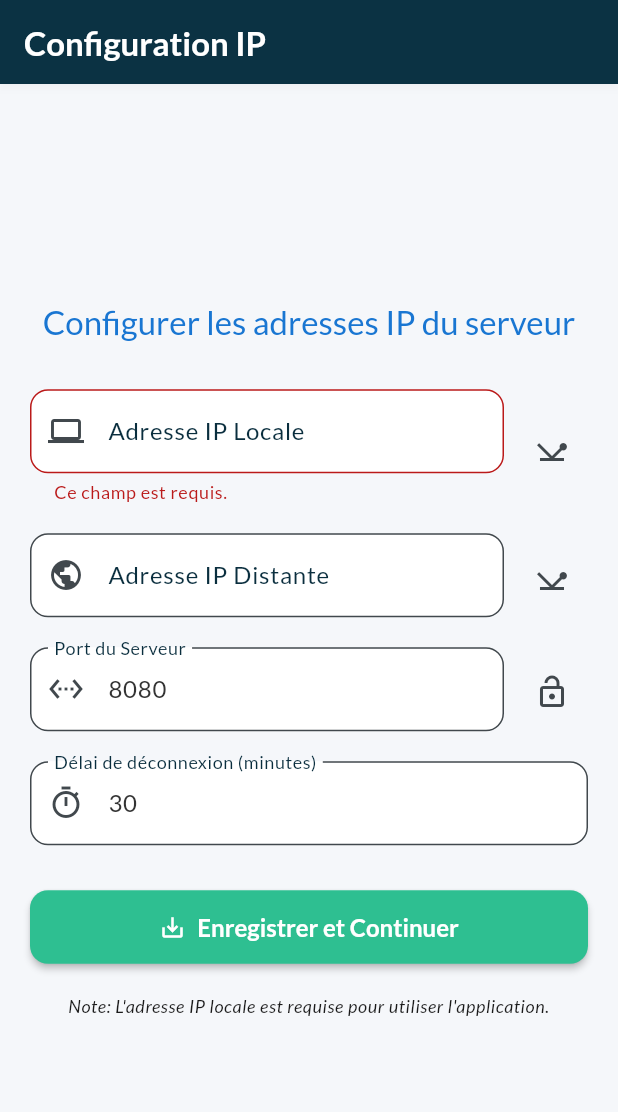
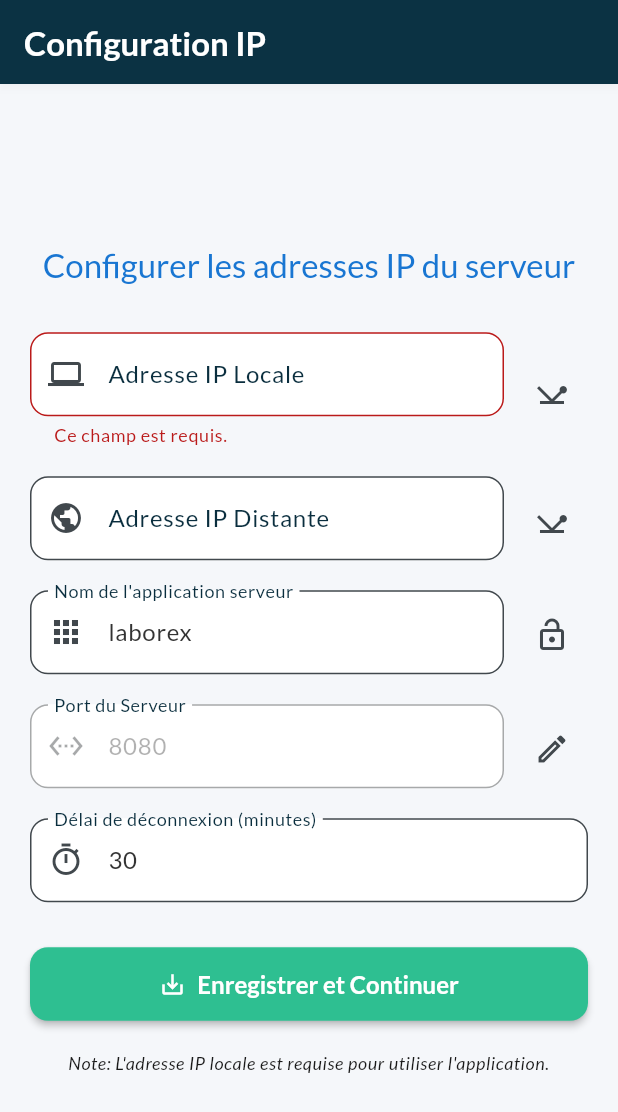
Before and after one commit to airm5500/prestige_app, a Flutter app: the screen it shows after launch, after a tap on the "edit" icon, after a tap on "Enregistrer et Continuer", on a phone screen of 412 x 824 dp. Shown: the top 1112 px of the screen. Run offline on Flutter 3.47's test engine with Material 3 defaults, Android fonts, the light colour scheme and no system bars; our stand-ins replace fl_chart, google_fonts, pdf, printing, shared_preferences; accounts and stored records are empty; network calls fail.

```diff
--- a/lib/providers/ip_config_provider.dart
+++ b/lib/providers/ip_config_provider.dart
@@ -13,6 +13,7 @@ class IpConfigProvider with ChangeNotifier {
   String _port = AppConstants.defaultPort;
   int _sessionTimeout = AppConstants.defaultSessionTimeout;
   bool _isAppConfigured = false;
+  String _appName = AppConstants.defaultAppName; // AJOUT
 
   String get localIp => _localIp;
   String get remoteIp => _remoteIp;
@@ -20,13 +21,15 @@ class IpConfigProvider with ChangeNotifier {
   String get port => _port;
   int get sessionTimeout => _sessionTimeout;
   bool get isAppConfigured => _isAppConfigured;
+  String get appName => _appName; // AJOUT
 
+  // CORRECTION: L'URL est maintenant construite dynamiquement
   String get activeBaseUrl {
     final ip = _useLocalIp ? _localIp : _remoteIp;
-    if (ip.isEmpty || (ip == AppConstants.defaultLocalIp && !_useLocalIp) || (ip == AppConstants.defaultRemoteIp && _useLocalIp)) {
-      return 'http://0.0.0.0:$_port${AppConstants.apiBasePath}';
+    if (ip.isEmpty) {
+      return 'http://0.0.0.0:$_port/$_appName${AppConstants.apiBasePath}';
     }
-    return 'http://$ip:$_port${AppConstants.apiBasePath}';
+    return 'http://$ip:$_port/$_appName${AppConstants.apiBasePath}';
   }
 
   IpConfigProvider() {
@@ -41,22 +44,21 @@ class IpConfigProvider with ChangeNotifier {
     _port = settings['port'] ?? AppConstants.defaultPort;
     _sessionTimeout = settings['sessionTimeout'] ?? AppConstants.defaultSessionTimeout;
     _isAppConfigured = settings['isConfigured'] ?? false;
+    _appName = settings['appName'] ?? AppConstants.defaultAppName; // AJOUT
     notifyListeners();
   }
 
-  Future<void> updateSettings(String newLocalIp, String newRemoteIp, String newPort, int newTimeout) async {
+  Future<void> updateSettings(String newLocalIp, String newRemoteIp, String newPort, int newTimeout, String newAppName) async {
     _localIp = newLocalIp.isNotEmpty ? newLocalIp : AppConstants.defaultLocalIp;
     _remoteIp = newRemoteIp.isNotEmpty ? newRemoteIp : AppConstants.defaultRemoteIp;
     _port = newPort.isNotEmpty ? newPort : AppConstants.defaultPort;
     _sessionTimeout = newTimeout;
     _isAppConfigured = true;
+    _appName = newAppName.isNotEmpty ? newAppName : AppConstants.defaultAppName; // AJOUT
 
     await _storageService.saveAllSettings(
-      localIp: _localIp,
-      remoteIp: _remoteIp,
-      port: _port,
-      useLocal: _useLocalIp,
-      sessionTimeout: _sessionTimeout,
+      localIp: _localIp, remoteIp: _remoteIp, port: _port,
+      useLocal: _useLocalIp, sessionTimeout: _sessionTimeout, appName: _appName,
     );
     notifyListeners();
   }
--- a/lib/screens/settings_screen.dart
+++ b/lib/screens/settings_screen.dart
@@ -19,11 +19,13 @@ class _SettingsScreenState extends State<SettingsScreen> {
   late TextEditingController _remoteIpController;
   late TextEditingController _portController;
   late TextEditingController _timeoutController;
+  late TextEditingController _appNameController;
   bool _isLoading = false;
 
   bool _isPingingLocal = false;
   bool _isPingingRemote = false;
   bool _isPortEditable = false;
+  bool _isAppNameEditable = false;
 
   String? _localPingMessage;
   bool? _localPingSuccess;
@@ -34,10 +36,11 @@ class _SettingsScreenState extends State<SettingsScreen> {
   void initState() {
     super.initState();
     final ipProvider = Provider.of<IpConfigProvider>(context, listen: false);
-    _localIpController = TextEditingController(text: ipProvider.localIp == AppConstants.defaultLocalIp ? '' : ipProvider.localIp);
-    _remoteIpController = TextEditingController(text: ipProvider.remoteIp == AppConstants.defaultRemoteIp ? '' : ipProvider.remoteIp);
+    _localIpController = TextEditingController(text: ipProvider.localIp);
+    _remoteIpController = TextEditingController(text: ipProvider.remoteIp);
     _portController = TextEditingController(text: ipProvider.port);
     _timeoutController = TextEditingController(text: ipProvider.sessionTimeout.toString());
+    _appNameController = TextEditingController(text: ipProvider.appName);
   }
 
   @override
@@ -46,6 +49,7 @@ class _SettingsScreenState extends State<SettingsScreen> {
     _remoteIpController.dispose();
     _portController.dispose();
     _timeoutController.dispose();
+    _appNameController.dispose();
     super.dispose();
   }
 
@@ -54,23 +58,19 @@ class _SettingsScreenState extends State<SettingsScreen> {
     final ipToTest = isLocal ? _localIpController.text.trim() : _remoteIpController.text.trim();
 
     if (ipToTest.isEmpty) {
-      if (mounted) {
-        setState(() {
+      if (mounted) setState(() {
         if (isLocal) { _localPingMessage = 'Champ vide.'; _localPingSuccess = false; }
         else { _remotePingMessage = 'Champ vide.'; _remotePingSuccess = false; }
       });
-      }
       return;
     }
 
-    if (mounted) {
-      setState(() {
+    if (mounted) setState(() {
       if (isLocal) { _isPingingLocal = true; _localPingMessage = 'Test en cours...'; _localPingSuccess = null; }
       else { _isPingingRemote = true; _remotePingMessage = 'Test en cours...'; _remotePingSuccess = null; }
     });
-    }
 
-    final success = await ApiService.ping(ipToTest, _portController.text.trim());
+    final success = await ApiService.ping(ipToTest, _portController.text.trim(), _appNameController.text.trim());
 
     if (mounted) {
       setState(() {
@@ -88,14 +88,9 @@ class _SettingsScreenState extends State<SettingsScreen> {
       final navigator = Navigator.of(context);
       final scaffoldMessenger = ScaffoldMessenger.of(context);
 
-      // Logique de ping automatique
       List<Future> pingTasks = [];
-      if (_localIpController.text.trim().isNotEmpty) {
-        pingTasks.add(_handlePing(true));
-      }
-      if (_remoteIpController.text.trim().isNotEmpty) {
-        pingTasks.add(_handlePing(false));
-      }
+      if (_localIpController.text.trim().isNotEmpty) pingTasks.add(_handlePing(true));
+      if (_remoteIpController.text.trim().isNotEmpty) pingTasks.add(_handlePing(false));
       await Future.wait(pingTasks);
 
       try {
@@ -104,6 +99,7 @@ class _SettingsScreenState extends State<SettingsScreen> {
           _remoteIpController.text.trim(),
           _portController.text.trim(),
           int.tryParse(_timeoutController.text.trim()) ?? AppConstants.defaultSessionTimeout,
+          _appNameController.text.trim(),
         );
 
         scaffoldMessenger.showSnackBar(const SnackBar(content: Text('Configuration enregistrée avec succès.'), backgroundColor: Colors.green));
@@ -122,18 +118,93 @@ class _SettingsScreenState extends State<SettingsScreen> {
     }
   }
 
-  // CORRECTION: Ce widget était manquant dans la version précédente.
-  Widget _buildIpInputRow({
-    required TextEditingController controller,
-    required String labelText,
-    required String hintText,
-    required IconData icon,
-    required bool isPinging,
-    required String? pingMessage,
-    required bool? pingSuccess,
-    required VoidCallback onPing,
-    bool isRemote = false,
-  }) {
+  @override
+  Widget build(BuildContext context) {
+    final theme = Theme.of(context);
+    final canPop = Navigator.canPop(context);
+
+    return Scaffold(
+      appBar: AppBar(title: const Text('Configuration IP'), automaticallyImplyLeading: canPop),
+      body: Center(
+        child: SingleChildScrollView(
+          padding: const EdgeInsets.all(20.0),
+          child: Form(
+            key: _formKey,
+            child: Column(
+              mainAxisAlignment: MainAxisAlignment.center,
+              crossAxisAlignment: CrossAxisAlignment.stretch,
+              children: <Widget>[
+                Text('Configurer les adresses IP du serveur', style: theme.textTheme.titleLarge?.copyWith(color: theme.primaryColorDark), textAlign: TextAlign.center),
+                const SizedBox(height: 30),
+                _buildIpInputRow(controller: _localIpController, labelText: 'Adresse IP Locale', hintText: 'ex: 192.168.1.100', icon: Icons.computer, isPinging: _isPingingLocal, pingMessage: _localPingMessage, pingSuccess: _localPingSuccess, onPing: () => _handlePing(true)),
+                const SizedBox(height: 20),
+                _buildIpInputRow(controller: _remoteIpController, labelText: 'Adresse IP Distante', hintText: 'ex: example.com', icon: Icons.public, isPinging: _isPingingRemote, pingMessage: _remotePingMessage, pingSuccess: _remotePingSuccess, onPing: () => _handlePing(false), isRemote: true),
+                const SizedBox(height: 20),
+
+                Row(
+                  crossAxisAlignment: CrossAxisAlignment.start,
+                  children: [
+                    Expanded(
+                      child: TextFormField(
+                        controller: _appNameController,
+                        enabled: _isAppNameEditable,
+                        decoration: const InputDecoration(labelText: 'Nom de l\'application serveur', prefixIcon: Icon(Icons.apps)),
+                        validator: (value) => (value == null || value.trim().isEmpty) ? 'Le nom est requis.' : null,
+                      ),
+                    ),
+                    const SizedBox(width: 8),
+                    IconButton(icon: Icon(_isAppNameEditable ? Icons.lock_open_outlined : Icons.edit_outlined), tooltip: 'Modifier le nom', onPressed: () => setState(() => _isAppNameEditable = !_isAppNameEditable), padding: const EdgeInsets.only(top: 12)),
+                  ],
+                ),
+                const SizedBox(height: 20),
+
+                Row(
+                  crossAxisAlignment: CrossAxisAlignment.start,
+                  children: [
+                    Expanded(
+                      child: TextFormField(
+                        controller: _portController,
+                        enabled: _isPortEditable,
+                        decoration: const InputDecoration(labelText: 'Port du Serveur', prefixIcon: Icon(Icons.settings_ethernet)),
+                        keyboardType: TextInputType.number,
+                        validator: (value) {
+                          if (value == null || value.trim().isEmpty) return 'Le port est requis.';
+                          if (int.tryParse(value.trim()) == null) return 'Port invalide.';
+                          return null;
+                        },
+                      ),
+                    ),
+                    const SizedBox(width: 8),
+                    IconButton(icon: Icon(_isPortEditable ? Icons.lock_open_outlined : Icons.edit_outlined), tooltip: _isPortEditable ? 'Verrouiller le port' : 'Modifier le port', onPressed: () => setState(() => _isPortEditable = !_isPortEditable), padding: const EdgeInsets.only(top: 12)),
+                  ],
+                ),
+                const SizedBox(height: 20),
+
+                TextFormField(
+                  controller: _timeoutController,
+                  decoration: const InputDecoration(labelText: 'Délai de déconnexion (minutes)', prefixIcon: Icon(Icons.timer_outlined)),
+                  keyboardType: TextInputType.number,
+                  validator: (value) {
+                    if (value == null || value.trim().isEmpty) return 'Le délai est requis.';
+                    if (int.tryParse(value.trim()) == null) return 'Valeur invalide.';
+                    return null;
+                  },
+                ),
+                const SizedBox(height: 30),
+                _isLoading
+                    ? const Center(child: CircularProgressIndicator())
+                    : ElevatedButton.icon(icon: const Icon(Icons.save_alt_outlined), label: Text(canPop ? 'Enregistrer' : 'Enregistrer et Continuer'), onPressed: _saveSettings, style: theme.elevatedButtonTheme.style?.copyWith(padding: MaterialStateProperty.all(const EdgeInsets.symmetric(vertical: 15)))),
+                const SizedBox(height: 20),
+                Text('Note: L\'adresse IP locale est requise pour utiliser l\'application.', style: theme.textTheme.bodySmall?.copyWith(fontStyle: FontStyle.italic), textAlign: TextAlign.center),
+              ],
+            ),
+          ),
+        ),
+      ),
+    );
+  }
+
+  Widget _buildIpInputRow({required TextEditingController controller, required String labelText, required String hintText, required IconData icon, required bool isPinging, required String? pingMessage, required bool? pingSuccess, required VoidCallback onPing, bool isRemote = false}) {
     return Column(
       crossAxisAlignment: CrossAxisAlignment.start,
       children: [
@@ -143,11 +214,7 @@ class _SettingsScreenState extends State<SettingsScreen> {
             Expanded(
               child: TextFormField(
                 controller: controller,
-                decoration: InputDecoration(
-                  labelText: labelText,
-                  hintText: hintText,
-                  prefixIcon: Icon(icon),
-                ),
+                decoration: InputDecoration(labelText: labelText, hintText: hintText, prefixIcon: Icon(icon)),
                 keyboardType: TextInputType.url,
                 validator: (value) {
                   if (!isRemote && (value == null || value.trim().isEmpty)) {
@@ -159,23 +226,13 @@ class _SettingsScreenState extends State<SettingsScreen> {
             ),
             const SizedBox(width: 8),
             isPinging
-                ? const Padding(
-              padding: EdgeInsets.all(12.0),
-              child: SizedBox(height: 24, width: 24, child: CircularProgressIndicator(strokeWidth: 2.5)),
-            )
-                : IconButton(
-              icon: const Icon(Icons.network_ping),
-              tooltip: 'Tester la connexion',
-              onPressed: onPing,
-              padding: const EdgeInsets.only(top: 8),
-            ),
+                ? const Padding(padding: EdgeInsets.all(12.0), child: SizedBox(height: 24, width: 24, child: CircularProgressIndicator(strokeWidth: 2.5)))
+                : IconButton(icon: const Icon(Icons.network_ping), tooltip: 'Tester la connexion', onPressed: onPing, padding: const EdgeInsets.only(top: 8)),
           ],
         ),
         AnimatedSwitcher(
           duration: const Duration(milliseconds: 300),
-          transitionBuilder: (child, animation) {
-            return FadeTransition(opacity: animation, child: child);
-          },
+          transitionBuilder: (child, animation) => FadeTransition(opacity: animation, child: child),
           child: (pingMessage != null)
               ? Padding(
             key: ValueKey<String>(pingMessage),
@@ -183,9 +240,7 @@ class _SettingsScreenState extends State<SettingsScreen> {
             child: Text(
               pingMessage,
               style: TextStyle(
-                color: (pingSuccess == null)
-                    ? Colors.grey.shade600
-                    : (pingSuccess == true ? Colors.green.shade700 : Colors.red.shade700),
+                color: (pingSuccess == null) ? Colors.grey.shade600 : (pingSuccess == true ? Colors.green.shade700 : Colors.red.shade700),
                 fontWeight: FontWeight.bold,
               ),
             ),
@@ -195,119 +250,4 @@ class _SettingsScreenState extends State<SettingsScreen> {
       ],
     );
   }
-
-  @override
-  Widget build(BuildContext context) {
-    final theme = Theme.of(context);
-    final canPop = Navigator.canPop(context);
-
-    return Scaffold(
-      appBar: AppBar(
-        title: const Text('Configuration IP'),
-        automaticallyImplyLeading: canPop,
-      ),
-      body: Center(
-        child: SingleChildScrollView(
-          padding: const EdgeInsets.all(20.0),
-          child: Form(
-            key: _formKey,
-            child: Column(
-              mainAxisAlignment: MainAxisAlignment.center,
-              crossAxisAlignment: CrossAxisAlignment.stretch,
-              children: <Widget>[
-                Text('Configurer les adresses IP du serveur', style: theme.textTheme.titleLarge?.copyWith(color: theme.primaryColorDark), textAlign: TextAlign.center),
-                const SizedBox(height: 30),
-
-                _buildIpInputRow(
-                  controller: _localIpController,
-                  labelText: 'Adresse IP Locale',
-                  hintText: 'ex: 192.168.1.100',
-                  icon: Icons.computer,
-                  isPinging: _isPingingLocal,
-                  pingMessage: _localPingMessage,
-                  pingSuccess: _localPingSuccess,
-                  onPing: () => _handlePing(true),
-                ),
-
-                const SizedBox(height: 20),
-
-                _buildIpInputRow(
-                  controller: _remoteIpController,
-                  labelText: 'Adresse IP Distante',
-                  hintText: 'ex: example.com',
-                  icon: Icons.public,
-                  isPinging: _isPingingRemote,
-                  pingMessage: _remotePingMessage,
-                  pingSuccess: _remotePingSuccess,
-                  onPing: () => _handlePing(false),
-                  isRemote: true,
-                ),
-
-                const SizedBox(height: 20),
-
-                Row(
-                  crossAxisAlignment: CrossAxisAlignment.start,
-                  children: [
-                    Expanded(
-                      child: TextFormField(
-                        controller: _portController,
-                        enabled: _isPortEditable,
-                        decoration: const InputDecoration(
-                          labelText: 'Port du Serveur',
-                          prefixIcon: Icon(Icons.settings_ethernet),
-                        ),
-                        keyboardType: TextInputType.number,
-                        validator: (value) {
-                          if (value == null || value.trim().isEmpty) return 'Le port est requis.';
-                          if (int.tryParse(value.trim()) == null) return 'Port invalide.';
-                          return null;
-                        },
-                      ),
-                    ),
-                    const SizedBox(width: 8),
-                    IconButton(
-                      icon: Icon(_isPortEditable ? Icons.lock_open_outlined : Icons.edit_outlined),
-                      tooltip: _isPortEditable ? 'Verrouiller le port' : 'Modifier le port',
-                      onPressed: () {
-                        setState(() {
-                          _isPortEditable = !_isPortEditable;
-                        });
-                      },
-                      padding: const EdgeInsets.only(top: 12),
-                    ),
-                  ],
-                ),
-                const SizedBox(height: 20),
-
-                TextFormField(
-                  controller: _timeoutController,
-                  decoration: const InputDecoration(
-                    labelText: 'Délai de déconnexion (minutes)',
-                    prefixIcon: Icon(Icons.timer_outlined),
-                  ),
-                  keyboardType: TextInputType.number,
-                  validator: (value) {
-                    if (value == null || value.trim().isEmpty) return 'Le délai est requis.';
-                    if (int.tryParse(value.trim()) == null) return 'Valeur invalide.';
-                    return null;
-                  },
-                ),
-                const SizedBox(height: 30),
-                _isLoading
-                    ? const Center(child: CircularProgressIndicator())
-                    : ElevatedButton.icon(
-                  icon: const Icon(Icons.save_alt_outlined),
-                  label: Text(canPop ? 'Enregistrer' : 'Enregistrer et Continuer'),
-                  onPressed: _saveSettings,
-                  style: theme.elevatedButtonTheme.style?.copyWith(padding: MaterialStateProperty.all(const EdgeInsets.symmetric(vertical: 15))),
-                ),
-                const SizedBox(height: 20),
-                Text('Note: L\'adresse IP locale est requise pour utiliser l\'application.', style: theme.textTheme.bodySmall?.copyWith(fontStyle: FontStyle.italic), textAlign: TextAlign.center),
-              ],
-            ),
-          ),
-        ),
-      ),
-    );
 }
-}
--- a/lib/services/api_service.dart
+++ b/lib/services/api_service.dart
@@ -12,7 +12,6 @@ import '../utils/constants.dart';
 import 'package:shared_preferences/shared_preferences.dart';
 
 class ApiService {
-  // Singleton pattern pour s'assurer qu'il n'y a qu'une seule instance de ce service
   ApiService._privateConstructor();
   static final ApiService _instance = ApiService._privateConstructor();
   factory ApiService() {
@@ -21,22 +20,19 @@ class ApiService {
 
   String? _sessionCookie;
 
-  // --- NOUVELLE FONCTION PING STATIQUE ---
-  // Peut être appelée de n'importe où, même sans une instance de ApiService.
-  static Future<bool> ping(String ip, String port) async {
+  // --- CORRECTION: La fonction ping accepte maintenant le nom de l'application ---
+  static Future<bool> ping(String ip, String port, String appName) async {
     if (ip.trim().isEmpty) {
       return false;
     }
-    // On essaie juste de voir si le serveur répond à la racine
-    final url = Uri.parse('http://$ip:$port');
+    // On construit l'URL de base pour le ping
+    final url = Uri.parse('http://$ip:$port/$appName');
 
     try {
       // http.head est léger car il ne télécharge que les en-têtes.
-      // On utilise un délai court pour ne pas bloquer l'utilisateur.
       await http.head(url).timeout(const Duration(seconds: 5));
       return true; // Si la requête réussit, le serveur est accessible.
     } catch (e) {
-      // Si une exception est levée (Timeout, SocketException, etc.), le serveur est injoignable.
       debugPrint("Ping to $url failed: $e");
       return false;
     }
@@ -48,7 +44,6 @@ class ApiService {
   }
 
   Future<void> setSessionCookie(String rawCookie) async {
-    // Extrait uniquement la partie JSESSIONID du cookie
     if (rawCookie.contains(';')) {
       _sessionCookie = rawCookie.substring(0, rawCookie.indexOf(';'));
     } else {
@@ -118,8 +113,7 @@ class ApiService {
   }
 
   dynamic _handleResponse(http.Response response, VoidCallback? onSessionInvalid) {
-    // Si l'API renvoie une erreur 401 (Non autorisé), on déconnecte l'utilisateur.
-    if (response.statusCode == 401) {
+    if (response.statusCode == 401 || (response.body.contains("Veuillez vous connecter") && response.statusCode != 200)) {
       onSessionInvalid?.call();
       throw Exception("Session invalide ou expirée. Veuillez vous reconnecter.");
     }
@@ -128,9 +122,7 @@ class ApiService {
       if (response.body.isEmpty) return null;
       try {
         final decodedBody = jsonDecode(utf8.decode(response.bodyBytes));
-
-        // Gérer le cas où le succès est false dans la réponse, ce qui peut aussi indiquer une session invalide.
-        if (decodedBody is Map<String, dynamic> && decodedBody['success'] == false && decodedBody['message'] == 'Veuillez vous connecter') {
+        if (decodedBody is Map<String, dynamic> && decodedBody['success'] == false && decodedBody.containsKey('message') && decodedBody['message'] == 'Veuillez vous connecter') {
           onSessionInvalid?.call();
           throw Exception("Session invalide ou expirée. Veuillez vous reconnecter.");
         }
--- a/lib/services/storage_service.dart
+++ b/lib/services/storage_service.dart
@@ -11,6 +11,7 @@ class StorageService {
     required String port,
     required bool useLocal,
     required int sessionTimeout,
+    required String appName, // AJOUT
   }) async {
     final prefs = await SharedPreferences.getInstance();
     await prefs.setString(AppConstants.localIpKey, localIp);
@@ -18,7 +19,7 @@ class StorageService {
     await prefs.setString(AppConstants.portKey, port);
     await prefs.setBool(AppConstants.useLocalIpKey, useLocal);
     await prefs.setInt(AppConstants.sessionTimeoutKey, sessionTimeout);
-    // AJOUT: Marque l'application comme configurée
+    await prefs.setString(AppConstants.appNameKey, appName); // AJOUT
     await prefs.setBool(AppConstants.isConfiguredKey, true);
   }
 
@@ -30,7 +31,8 @@ class StorageService {
       'port': prefs.getString(AppConstants.portKey),
       'useLocal': prefs.getBool(AppConstants.useLocalIpKey),
       'sessionTimeout': prefs.getInt(AppConstants.sessionTimeoutKey),
-      'isConfigured': prefs.getBool(AppConstants.isConfiguredKey), // AJOUT
+      'appName': prefs.getString(AppConstants.appNameKey), // AJOUT
+      'isConfigured': prefs.getBool(AppConstants.isConfiguredKey),
     };
   }
 
--- a/lib/utils/constants.dart
+++ b/lib/utils/constants.dart
@@ -14,9 +14,10 @@ class AppConstants {
   static const String savedPasswordKey = 'saved_password';
   static const String rememberMeKey = 'remember_me';
   static const String userDataKey = 'user_data';
+  static const String appNameKey = 'app_name_key';
 
   // API Base Path
-  static const String apiBasePath = '/laborex/api/v1';
+  static const String apiBasePath = '/api/v1';
 
   // API Endpoints
   static const String authEndpoint = '/user/auth';
@@ -37,6 +38,7 @@ class AppConstants {
   static const String defaultLocalIp = '';
   static const String defaultRemoteIp = '';
   static const String defaultPort = '8080';
+  static const String defaultAppName = 'laborex';
   static const int defaultSessionTimeout = 30; // 30 minutes
 
   // Norme Ratio
```
Lines whose indentation alone changed are shown as unchanged.
